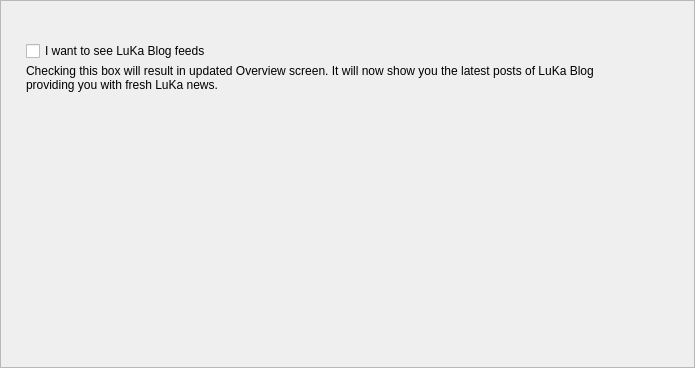
puroInstinto/lith004, file src/Gui/Options/PrivacyFrame.ui: the form before one commit.
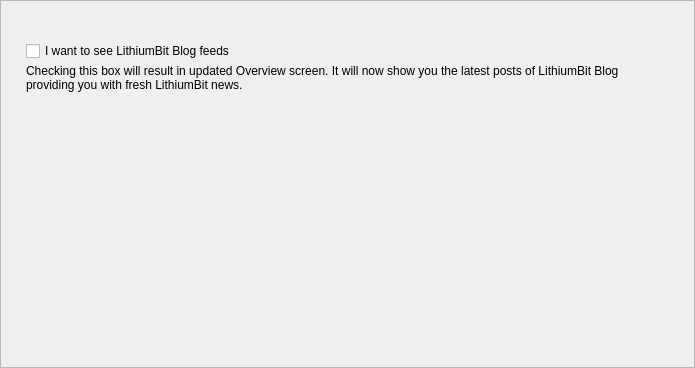
The form after the commit. Custom widgets are drawn as their Qt base class.

Commit message: Update de Luk a Lithium

What changed in the file:
```diff
--- a/src/Gui/Options/PrivacyFrame.ui
+++ b/src/Gui/Options/PrivacyFrame.ui
@@ -71,14 +71,14 @@
       <item>
        <widget class="QCheckBox" name="m_newsCheck">
         <property name="text">
-         <string>I want to see LuKa Blog feeds</string>
+         <string>I want to see LithiumBit Blog feeds</string>
         </property>
        </widget>
       </item>
       <item alignment="Qt::AlignTop">
        <widget class="WalletGui::WalletSmallGrayTextLabel" name="m_embeddedHelperLabel">
         <property name="text">
-         <string>Checking this box will result in updated Overview screen. It will now show you the latest posts of LuKa Blog providing you with fresh LuKa news.</string>
+         <string>Checking this box will result in updated Overview screen. It will now show you the latest posts of LithiumBit Blog providing you with fresh LithiumBit news.</string>
         </property>
         <property name="alignment">
          <set>Qt::AlignLeading|Qt::AlignLeft|Qt::AlignTop</set>
```
The commit also changes 280 other files.
